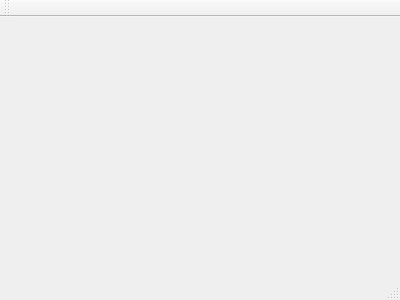
Qt form Cornell/mainwindow.ui (IanELang/Projet_IGR203) before a commit.
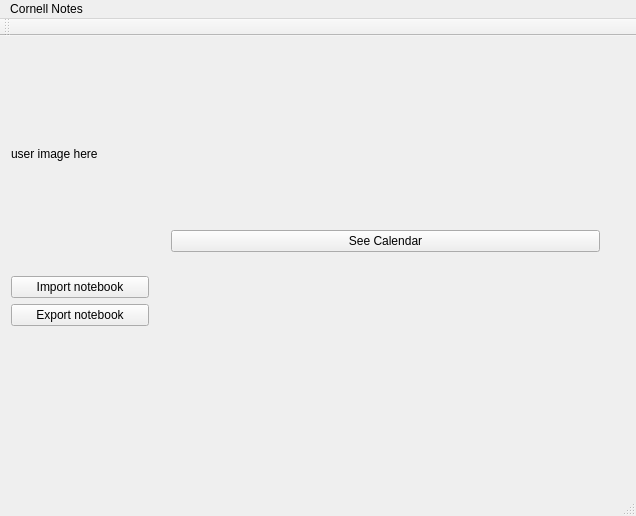
The same form after that commit.

What changed in the file:
```diff
--- a/Cornell/mainwindow.ui
+++ b/Cornell/mainwindow.ui
@@ -1,24 +1,140 @@
 <ui version="4.0">
  <class>MainWindow</class>
- <widget class="QMainWindow" name="MainWindow" >
-  <property name="geometry" >
+ <widget class="QMainWindow" name="MainWindow">
+  <property name="geometry">
    <rect>
     <x>0</x>
     <y>0</y>
-    <width>400</width>
-    <height>300</height>
+    <width>636</width>
+    <height>516</height>
    </rect>
   </property>
   <property name="windowTitle" >
    <string>MainWindow</string>
   </property>
-  <widget class="QMenuBar" name="menuBar" />
-  <widget class="QToolBar" name="mainToolBar" />
-  <widget class="QWidget" name="centralWidget" />
-  <widget class="QStatusBar" name="statusBar" />
+  <widget class="QWidget" name="centralWidget">
+   <widget class="QWidget" name="verticalLayoutWidget">
+    <property name="geometry">
+     <rect>
+      <x>0</x>
+      <y>-10</y>
+      <width>160</width>
+      <height>421</height>
+     </rect>
+    </property>
+    <layout class="QVBoxLayout" name="verticalLayout">
+     <item>
+      <spacer name="verticalSpacer">
+       <property name="orientation">
+        <enum>Qt::Vertical</enum>
+       </property>
+       <property name="sizeHint" stdset="0">
+        <size>
+         <width>20</width>
+         <height>40</height>
+        </size>
+       </property>
+      </spacer>
+     </item>
+     <item>
+      <widget class="QLabel" name="userImg">
+       <property name="text">
+        <string>user image here</string>
+       </property>
+      </widget>
+     </item>
+     <item>
+      <spacer name="verticalSpacer_3">
+       <property name="orientation">
+        <enum>Qt::Vertical</enum>
+       </property>
+       <property name="sizeHint" stdset="0">
+        <size>
+         <width>20</width>
+         <height>40</height>
+        </size>
+       </property>
+      </spacer>
+     </item>
+     <item>
+      <widget class="QPushButton" name="importButton">
+       <property name="text">
+        <string>Import notebook</string>
+       </property>
+      </widget>
+     </item>
+     <item>
+      <widget class="QPushButton" name="exportButton">
+       <property name="text">
+        <string>Export notebook</string>
+       </property>
+      </widget>
+     </item>
+     <item>
+      <spacer name="verticalSpacer_2">
+       <property name="orientation">
+        <enum>Qt::Vertical</enum>
+       </property>
+       <property name="sizeHint" stdset="0">
+        <size>
+         <width>20</width>
+         <height>40</height>
+        </size>
+       </property>
+      </spacer>
+     </item>
+    </layout>
+   </widget>
+   <widget class="QWidget" name="verticalLayoutWidget_2">
+    <property name="geometry">
+     <rect>
+      <x>160</x>
+      <y>0</y>
+      <width>451</width>
+      <height>411</height>
+     </rect>
+    </property>
+    <layout class="QVBoxLayout" name="verticalLayout_2">
+     <item>
+      <widget class="QPushButton" name="gotoCalendar">
+       <property name="text">
+        <string>See Calendar</string>
+       </property>
+      </widget>
+     </item>
+     <item>
+      <layout class="QGridLayout" name="gridLayout"/>
+     </item>
+    </layout>
+   </widget>
+  </widget>
+  <widget class="QMenuBar" name="menuBar">
+   <property name="geometry">
+    <rect>
+     <x>0</x>
+     <y>0</y>
+     <width>636</width>
+     <height>25</height>
+    </rect>
+   </property>
+   <widget class="QMenu" name="menuCornell_Notes">
+    <property name="title">
+     <string>Cornell Notes</string>
+    </property>
+   </widget>
+   <addaction name="menuCornell_Notes"/>
+  </widget>
+  <widget class="QToolBar" name="mainToolBar">
+   <attribute name="toolBarArea">
+    <enum>TopToolBarArea</enum>
+   </attribute>
+   <attribute name="toolBarBreak">
+    <bool>false</bool>
+   </attribute>
+  </widget>
+  <widget class="QStatusBar" name="statusBar"/>
  </widget>
- <layoutDefault spacing="6" margin="11" />
- <pixmapfunction></pixmapfunction>
+ <layoutdefault spacing="6" margin="11"/>
  <resources/>
  <connections/>
 </ui>
```
Left out of the diff: 3 changed lines with no effect on the pictures.
